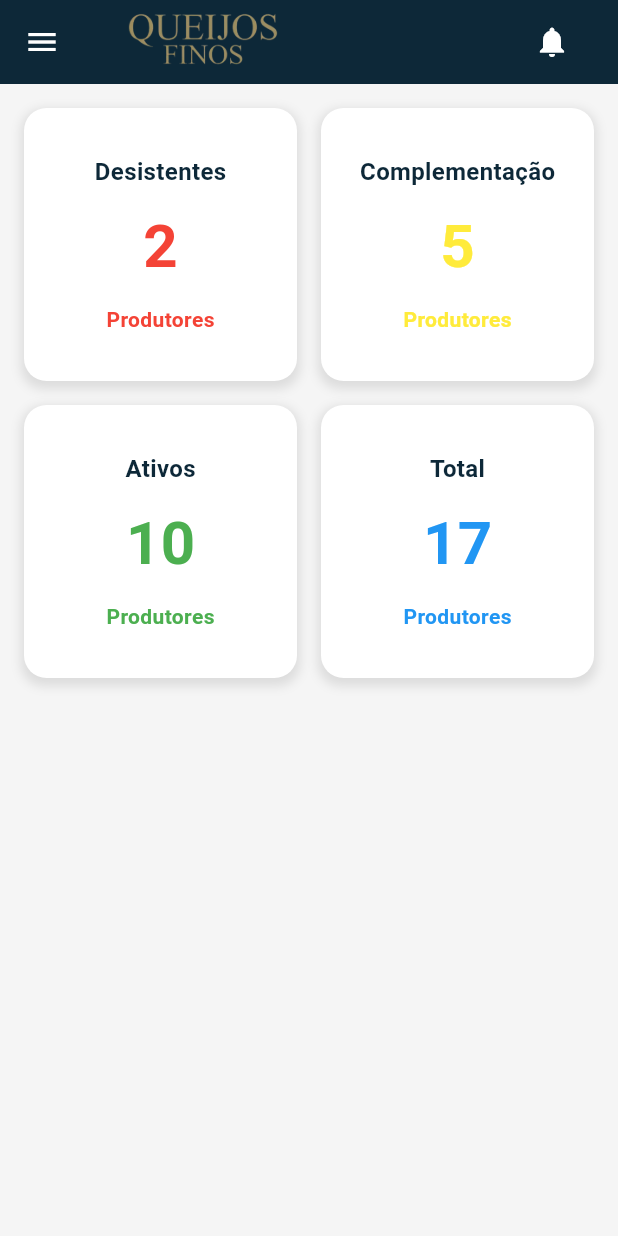
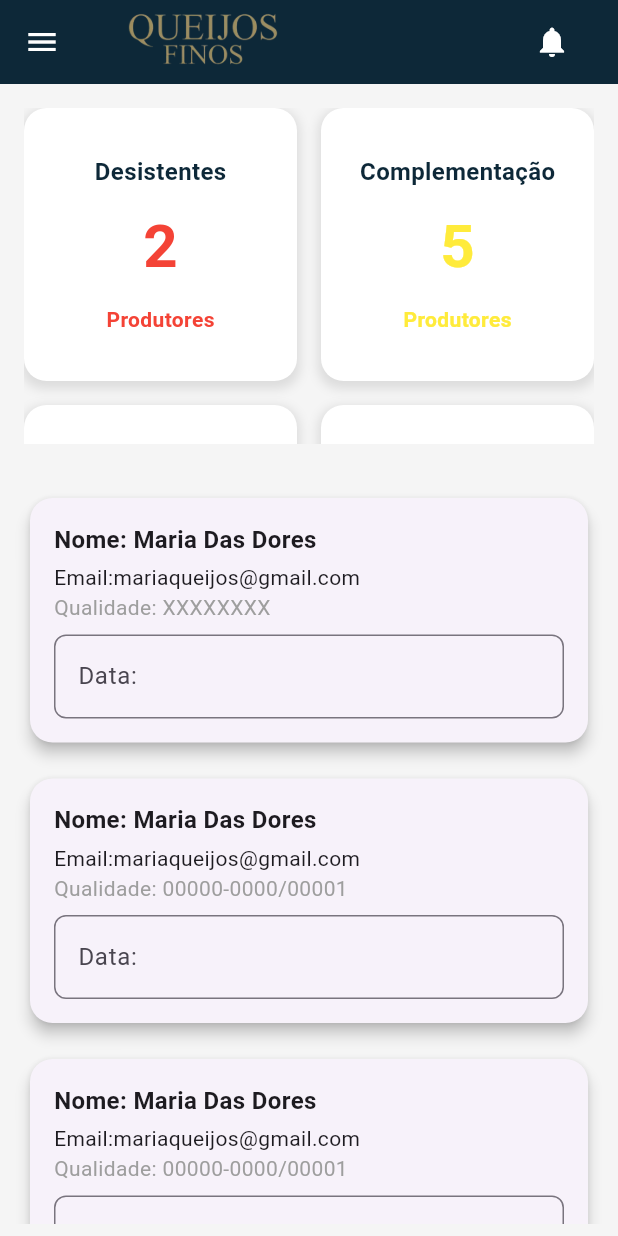
Before and after one commit to Grupo-3-Queijaria/Projeto-Integrador, a Flutter app: the screen it shows after launch, on a phone screen of 412 x 824 dp. Run offline on Flutter 3.47's test engine with Material 3 defaults, Android fonts, the phone set to English and light mode, and no system bars; missing offline and left inert: splash_screen_view.

Commit message:
listagem de cadastros

```diff
--- a/lib/DashBoard.dart
+++ b/lib/DashBoard.dart
@@ -4,13 +4,26 @@ import 'package:menu_hamburguer/CustomAppBar.dart';
 class DashBoard extends StatelessWidget {
   const DashBoard({super.key});
 
-
   @override
   Widget build(BuildContext context) {
     return Scaffold(
-    body: Padding(
+      body: Column(
+        children: [
+          Expanded (
+            flex: 1,
+            child: Padding(
               padding: const EdgeInsets.all(16.0),
               child: buildDashBoardCards(),
+            ),
+            ),
+          Expanded(
+            flex: 2,
+            child: Padding(
+              padding: const EdgeInsets.all(8.0),
+              child: buildUserList(),
+              ),
+              ),
+        ],
       ),
       backgroundColor: const Color(0xFFF5F5F5),
     );
@@ -30,12 +43,13 @@ Widget buildDashBoardCards() {
     );
   }
 
-  Widget buildDashboardCard(String title, String count, String subtitle, Color color) {
+  Widget buildDashboardCard(
+      String title, String count, String subtitle, Color color) {
     return Container(
-      padding: const EdgeInsets.all(16.0 ),
+      padding: const EdgeInsets.all(16.0),
       decoration: BoxDecoration(
         color: Colors.white,
-        borderRadius:BorderRadius.circular(15),
+        borderRadius: BorderRadius.circular(15),
         boxShadow: [
           BoxShadow(
             color: Colors.black.withOpacity(0.1),
@@ -45,7 +59,6 @@ Widget buildDashBoardCards() {
           ),
         ],
       ),
-
       child: Column(
         mainAxisAlignment: MainAxisAlignment.center,
         children: [
@@ -79,4 +92,84 @@ Widget buildDashBoardCards() {
       ),
     );
   }
+
+  // Função para renderizar a listagem de usuários
+  Widget buildUserList() {
+    final List<Map<String, String>> users = [
+      {
+        'name': 'Maria Das Dores',
+        'email': 'mariaqueijos@gmail.com',
+        'qualidade': 'XXXXXXXX',
+      },
+      {
+        'name': 'Maria Das Dores',
+        'email': 'mariaqueijos@gmail.com',
+        'qualidade': '00000-0000/00001',
+      },
+      {
+        'name': 'Maria Das Dores',
+        'email': 'mariaqueijos@gmail.com',
+        'qualidade': '00000-0000/00001',
+      },
+      {
+        'name': 'Maria Das Dores',
+        'email': 'mariaqueijos@gmail.com',
+        'qualidade': '00000-0000/00001',
+      },
+    ];
+
+    return ListView.builder(
+      itemCount: users.length,
+      itemBuilder: (context, index) {
+        final user = users[index];
+        return Padding(
+          padding: const EdgeInsets.all(8.0),
+          child: Card(
+            shape: RoundedRectangleBorder(
+              borderRadius: BorderRadius.circular(15),
+            ),
+            elevation: 4,
+            child: Padding(
+              padding: const EdgeInsets.all(16.0),
+              child: Column(
+                crossAxisAlignment: CrossAxisAlignment.start,
+                children: [
+                  Text(
+                    'Nome: ${user['name']}',
+                    style: const TextStyle(
+                      fontSize: 16,
+                      fontWeight: FontWeight.bold,
+                    ),
+                  ),
+                  const SizedBox(height: 4),
+                  Text(
+                    'Email:${user['email']}',
+                    style: const TextStyle(
+                      fontSize: 14,
+                    ),
+                  ),
+                  Text(
+                    'Qualidade: ${user['qualidade']}',
+                    style: const TextStyle(
+                      fontSize: 14,
+                      color: Colors.grey,
+                    ),
+                  ),
+                  const SizedBox(height: 8),
+                  TextField(
+                    decoration: InputDecoration(
+                      labelText: 'Data:',
+                      border: OutlineInputBorder(
+                        borderRadius: BorderRadius.circular(8),
+                      ),
+                    ),
+                  ),
+                ],
+              ),
+            ),
+          ),
+        );
+      },
+    );
   }
+}
```
Lines whose indentation alone changed are shown as unchanged.
